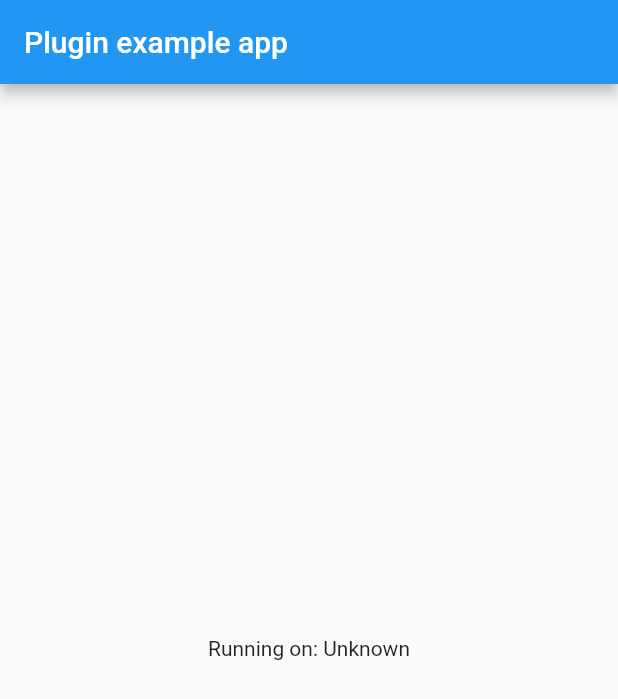
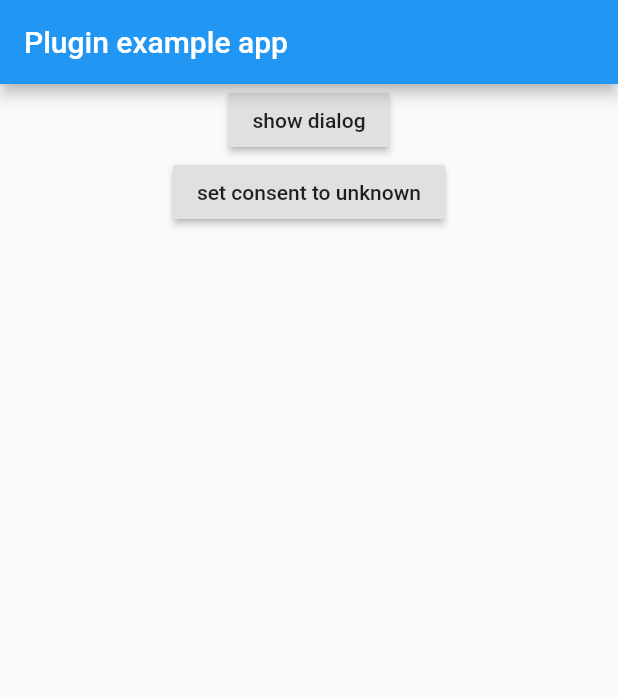
Before and after one commit to antonmolchan/gdpr_dialog_flutter, a Flutter app: the screen it shows after launch, on a phone screen of 412 x 824 dp. Shown: the top 699 px of the screen. Run offline on Flutter 3.47's test engine with Material 2 defaults, Android fonts, the phone set to English and light mode, and no system bars.

Commit message:
Add function to set consent status as UNKNOWN

```diff
--- a/example/lib/main.dart
+++ b/example/lib/main.dart
@@ -1,5 +1,3 @@
-import 'dart:async';
-
 import 'package:flutter/material.dart';
 import 'package:gdpr_dialog/gdpr_dialog.dart';
 
@@ -11,23 +9,6 @@ class MyApp extends StatefulWidget {
 }
 
 class _MyAppState extends State<MyApp> {
-  String _platformVersion = 'Unknown';
-
-  @override
-  void initState() {
-    super.initState();
-    initPlatformState();
-  }
-
-  // Platform messages are asynchronous, so we initialize in an async method.
-  Future<void> initPlatformState() async {
-    GdprDialog()
-        .showDialog('pub-2111344032223404', 'https://plus1s.com/privacy-policy/', isForTest: true, testDeviceId: '')
-        .then((onValue) {
-      print('result === $onValue');
-    });
-  }
-
   @override
   Widget build(BuildContext context) {
     return MaterialApp(
@@ -36,7 +17,24 @@ class _MyAppState extends State<MyApp> {
           title: const Text('Plugin example app'),
         ),
         body: Center(
-          child: Text('Running on: $_platformVersion\n'),
+          child: Column(
+            children: <Widget>[
+              RaisedButton(
+                child: Text('show dialog'),
+                onPressed: () {
+                  GdprDialog.instance
+                      .showDialog('pub-2111344032223404', 'https://plus1s.com/privacy-policy/', isForTest: true, testDeviceId: '')
+                      .then((onValue) {
+                    print('result === $onValue');
+                  });
+                },
+              ),
+              RaisedButton(
+                child: Text('set consent to unknown'),
+                onPressed: () => GdprDialog.instance.setConsentToUnknown(),
+              ),
+            ],
+          ),
         ),
       ),
     );
--- a/lib/gdpr_dialog.dart
+++ b/lib/gdpr_dialog.dart
@@ -4,9 +4,8 @@ class GdprDialog {
   static const MethodChannel _channel = const MethodChannel('gdpr_dialog');
 
   // Create singltone class
-  static final GdprDialog _speech = GdprDialog._internal();
-  factory GdprDialog() => _speech;
-  GdprDialog._internal();
+  GdprDialog._();
+  static final GdprDialog instance = GdprDialog._();
 
   // Show dialog with asking for get users info for add
   Future<bool> showDialog(String publisherId, String privacyUrl, {bool isForTest = false, String testDeviceId = ''}) {
@@ -17,4 +16,9 @@ class GdprDialog {
       'testDeviceId': testDeviceId,
     });
   }
+
+  // Set consent status to UNKNOWN
+  Future<bool> setConsentToUnknown() {
+    return _channel.invokeMethod("gdpr.setUnknown", []);
+  }
 }
--- a/pubspec.yaml
+++ b/pubspec.yaml
@@ -1,6 +1,6 @@
 name: gdpr_dialog
 description: Library for use GDPR dialog from user for personalized ads and non personalized ads.
-version: 1.0.9
+version: 1.1.0
 homepage: https://github.com/antonmolchan/gdpr_dialog_flutter
 
 environment:
```
Also changed, not shown: example/pubspec.lock, 10 other files.
